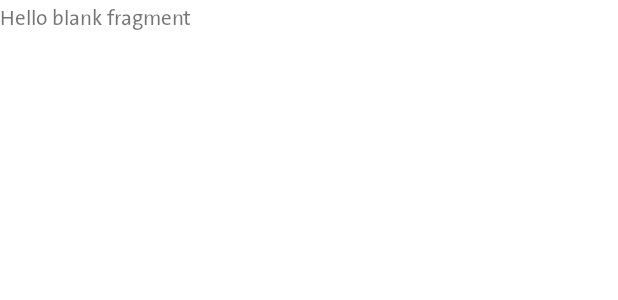
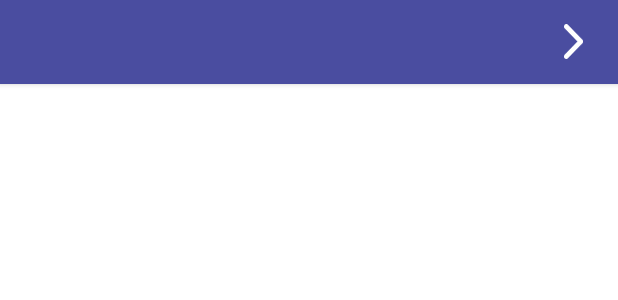
Before and after one commit to abdeatty/jobs-around-kotlin, an Android app: the layout fragment_owner_jobs.xml on its own in the app's theme, with its tools: preview values and no code run, on a phone screen of 412 x 824 dp. Shown: the top 300 px of the screen. Run offline under Robolectric (Android 15) with nearby library versions, the phone set to English and light mode, and no system bars.

Commit message:
get owner jobs

```diff
--- a/app/src/main/java/com/amaz/dev/android/jobsaround/repositories/JobsRepo.kt
+++ b/app/src/main/java/com/amaz/dev/android/jobsaround/repositories/JobsRepo.kt
@@ -71,6 +71,7 @@ class JobsRepo(private val  remoteDataSource: RemoteDataSource , private val con
             is DataResult.Success -> {
                 Network.authToken = result.content?.accessToken
                 SharedPreferencesManager.setStringValue(context,Constants.TOKEN,result.content?.accessToken)
+                SharedPreferencesManager.setIntValue(context,Constants.USER_TYPE,result.content?.type!!)
                 DataResult.Success(true)
             }
             is DataResult.Error -> {
--- a/app/src/main/java/com/amaz/dev/android/jobsaround/ui/seekerJobs/SeekerJobsFragment.kt
+++ b/app/src/main/java/com/amaz/dev/android/jobsaround/ui/seekerJobs/SeekerJobsFragment.kt
@@ -18,7 +18,7 @@ import kotlinx.android.synthetic.main.fragment_seeker_jobs.*
 class SeekerJobsFragment : Fragment() ,ItemClickListener<String>{
 
     override fun onItemClicked(item: String) {
-        findNavController().navigate(R.id.action_myJobsFragment_to_jobDetailsFragment)
+        findNavController().navigate(R.id.action_seekerJobsFragment_to_jobDetailsFragment)
     }
 
     private val adapter by lazy { SeekerJobsAdapter(context!!,this) }
--- a/app/src/main/res/drawable/ic_bag.xml
+++ b/app/src/main/res/drawable/ic_bag.xml
@@ -1,6 +1,6 @@
 <vector xmlns:android="http://schemas.android.com/apk/res/android"
-    android:width="10.279dp"
-    android:height="9.034dp"
+    android:width="@dimen/_14sdp"
+    android:height="@dimen/_14sdp"
     android:viewportWidth="10.279"
     android:viewportHeight="9.034">
   <path
--- a/app/src/main/res/layout/fragment_owner_jobs.xml
+++ b/app/src/main/res/layout/fragment_owner_jobs.xml
@@ -1,14 +1,21 @@
 <?xml version="1.0" encoding="utf-8"?>
-<FrameLayout xmlns:android="http://schemas.android.com/apk/res/android"
+<androidx.constraintlayout.widget.ConstraintLayout xmlns:android="http://schemas.android.com/apk/res/android"
     xmlns:tools="http://schemas.android.com/tools"
     android:layout_width="match_parent"
     android:layout_height="match_parent"
+    xmlns:app="http://schemas.android.com/apk/res-auto"
     tools:context=".ui.ownerJobs.OwnerJobsFragment">
 
-    <!-- TODO: Update blank fragment layout -->
-    <TextView
-        android:layout_width="match_parent"
-        android:layout_height="match_parent"
-        android:text="@string/hello_blank_fragment" />
 
-</FrameLayout>
+    <include layout="@layout/tool_bar" android:id="@+id/tool_bar"/>
+    <androidx.recyclerview.widget.RecyclerView
+        android:id="@+id/jobsRV"
+        android:layout_width="0dp"
+        android:layout_height="0dp"
+        app:layoutManager="androidx.recyclerview.widget.LinearLayoutManager"
+        app:layout_constraintTop_toBottomOf="@id/tool_bar"
+        app:layout_constraintBottom_toBottomOf="parent"
+        app:layout_constraintEnd_toEndOf="parent"
+        app:layout_constraintStart_toStartOf="parent"/>
+
+</androidx.constraintlayout.widget.ConstraintLayout>
```
Also changed, not shown: app/src/main/java/com/amaz/dev/android/jobsaround/ui/ownerJobs/OwnerJobsAdapter.kt (added, +49 -0 lines), app/src/main/java/com/amaz/dev/android/jobsaround/ui/ownerJobs/OwnerJobsFragment.kt (+9 -0 lines), app/src/main/java/com/amaz/dev/android/jobsaround/ui/profile/ProfileFragment.kt (+10 -1 lines), app/src/main/res/layout/owner_job_item.xml (added, +83 -0 lines), app/src/main/res/navigation/home_nave.xml (+12 -7 lines).
